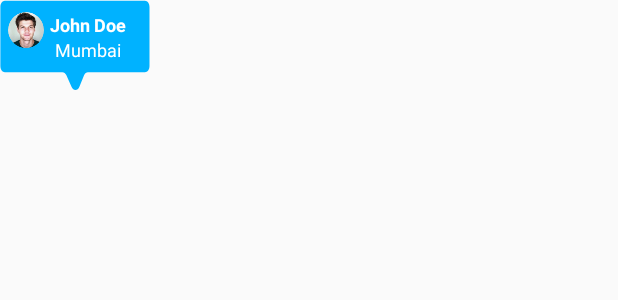
After one commit to GauravPandey123/SaarthiApp, an Android app: the layout custom_marker_volunteer_layout.xml on its own in the app's theme, with its tools: preview values and no code run, on a phone screen of 412 x 824 dp. The commit adds this screen. Shown: the top 300 px of the screen. Run offline under Robolectric (Android 15) with nearby library versions, the light colour scheme and no system bars.

Commit message:
implement geofencing with feed screen complete...

```diff
--- /dev/null
+++ b/app/src/main/res/drawable/ic_blue_marker.xml
@@ -0,0 +1,9 @@
+<vector xmlns:android="http://schemas.android.com/apk/res/android"
+    android:width="266dp"
+    android:height="116dp"
+    android:viewportWidth="266"
+    android:viewportHeight="116">
+  <path
+      android:pathData="M0.687,8.979C0.687,4.56 4.269,0.979 8.687,0.979H257.089C261.508,0.979 265.089,4.56 265.089,8.979V84.979C265.089,89.397 261.508,92.979 257.089,92.979H156.049C153.152,92.979 150.48,94.546 149.067,97.075L140.79,111.879C137.809,117.212 130.193,117.37 126.993,112.166L117.536,96.788C116.08,94.421 113.5,92.979 110.721,92.979H8.687C4.269,92.979 0.687,89.397 0.687,84.979V8.979Z"
+      android:fillColor="#00B2FF"/>
+</vector>
--- /dev/null
+++ b/app/src/main/res/layout/custom_marker_volunteer_layout.xml
@@ -0,0 +1,41 @@
+<?xml version="1.0" encoding="utf-8"?>
+<androidx.constraintlayout.widget.ConstraintLayout xmlns:android="http://schemas.android.com/apk/res/android"
+    xmlns:app="http://schemas.android.com/apk/res-auto"
+    android:layout_width="100dp"
+    android:layout_height="60dp"
+    android:background="@drawable/ic_blue_marker">
+
+    <de.hdodenhof.circleimageview.CircleImageView
+        android:id="@+id/imgFeedImageUser"
+        android:src="@drawable/profile_image"
+        android:layout_width="24dp"
+        android:layout_height="24dp"
+        android:layout_marginStart="5dp"
+        android:layout_marginTop="8dp"
+        app:layout_constraintLeft_toLeftOf="parent"
+        app:layout_constraintTop_toTopOf="parent"/>
+
+    <TextView
+        android:id="@+id/tvPostImageUsername"
+        android:text="John Doe"
+        android:textSize="12sp"
+        android:textStyle="bold"
+        android:textColor="@color/colorWhite"
+        android:layout_width="wrap_content"
+        android:layout_height="wrap_content"
+        android:layout_marginStart="4dp"
+        app:layout_constraintTop_toTopOf="@+id/imgFeedImageUser"
+        app:layout_constraintLeft_toRightOf="@+id/imgFeedImageUser" />
+
+    <TextView
+        android:id="@+id/tvPostImageLocation"
+        android:text="Mumbai"
+        android:textSize="12sp"
+        android:textColor="@color/colorWhite"
+        android:layout_width="wrap_content"
+        android:layout_height="wrap_content"
+        android:layout_marginStart="7dp"
+        app:layout_constraintTop_toBottomOf="@+id/tvPostImageUsername"
+        app:layout_constraintLeft_toRightOf="@+id/imgFeedImageUser" />
+
+</androidx.constraintlayout.widget.ConstraintLayout>
--- a/app/src/main/res/values/styles.xml
+++ b/app/src/main/res/values/styles.xml
@@ -1,7 +1,7 @@
 <resources>
 
     <!-- Base application theme. -->
-    <style name="AppTheme" parent="Theme.MaterialComponents.Light.NoActionBar.Bridge">
+    <style name="AppTheme" parent="Theme.AppCompat.Light.NoActionBar">
         <!-- Customize your theme here. -->
         <item name="colorPrimary">@color/colorPrimary</item>
         <item name="colorPrimaryDark">@color/colorPrimaryDark</item>
```
Also changed, not shown: app/src/main/java/com/saarthiapp/android/ui/auth/frag/SignInFrag.kt (+23 -0 lines), app/src/main/java/com/saarthiapp/android/ui/home/Home.kt (+58 -81 lines), app/src/main/java/com/saarthiapp/android/ui/utils/utility.kt (added, +55 -0 lines), app/src/main/res/drawable/ic_red_marker.xml (added, +9 -0 lines), app/src/main/res/drawable/sos_bg.xml (added, +8 -0 lines), app/src/main/res/layout/current_location_marker_layout.xml (added, +20 -0 lines), app/src/main/res/layout/custom_marker_layout.xml (+15 -25 lines), app/src/main/res/layout/fragment_home.xml (+28 -0 lines), app/src/main/res/layout/fragment_sign_in.xml (+7 -3 lines), app/src/main/res/layout/fragment_sign_up.xml (+9 -6 lines).
